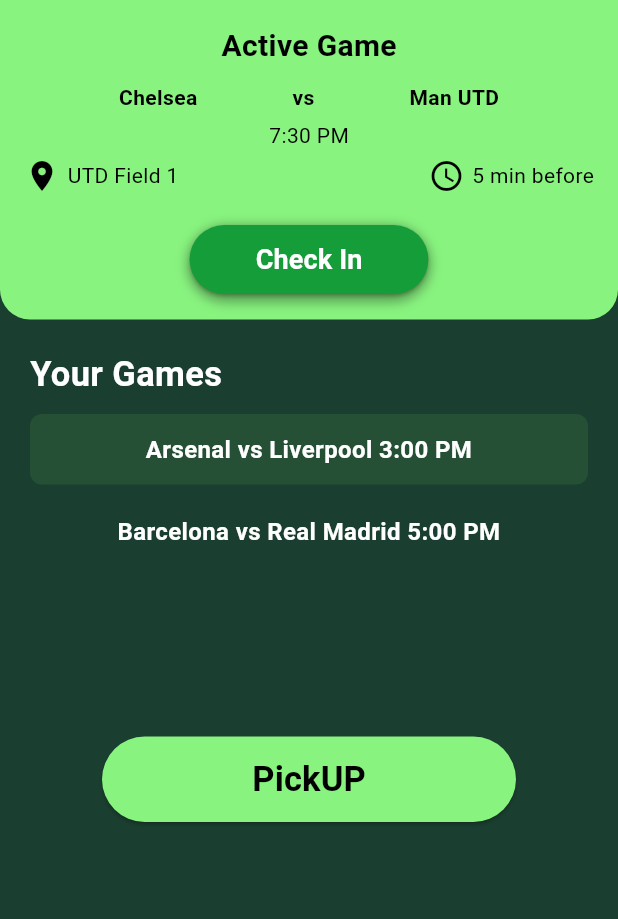
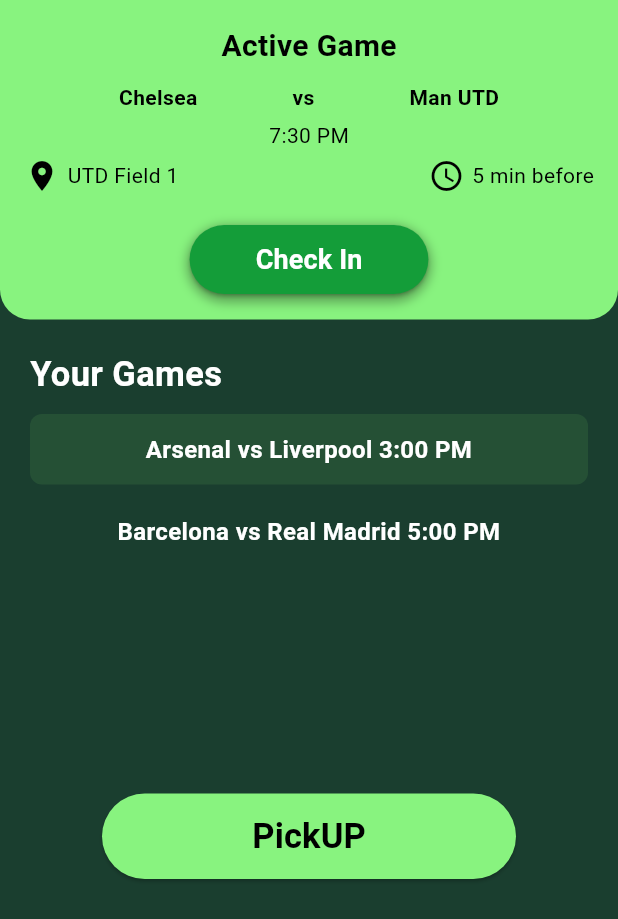
Before and after one commit to acm-projects/PickUP, a Flutter app: the HomePage screen opened directly, on a phone screen of 412 x 824 dp. Shown: the top 919 px of the screen. Run offline on Flutter 3.47's test engine with Material 3 defaults, Android fonts, the phone set to English and light mode, and no system bars.

Commit message:
Update home_page.dart
Positioned pickup button more towards the bottom

```diff
--- a/lib/Screens/home_page.dart
+++ b/lib/Screens/home_page.dart
@@ -53,7 +53,7 @@ class _HomePageState extends State<HomePage> {
             const SizedBox(height: 20),
             // Upcoming Games Section
             _buildUpcomingGamesSection(),
-            const SizedBox(height: 105),
+            const SizedBox(height: 143),
             // Bottom "PickUP" Button
             Padding(
               padding: const EdgeInsets.symmetric(horizontal: 68),
```
